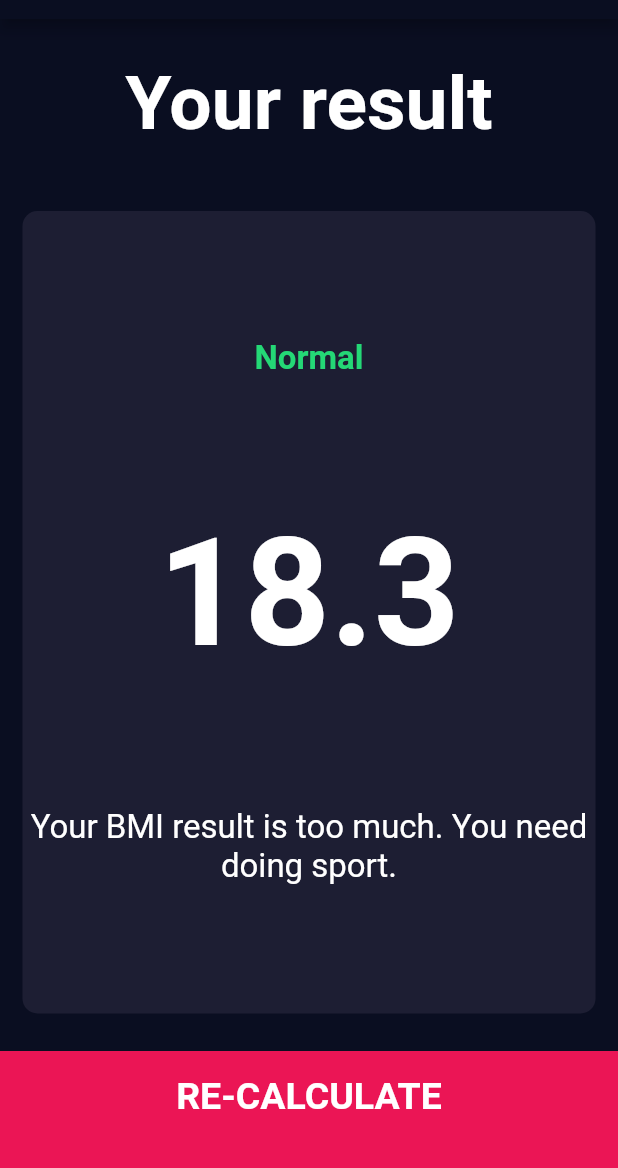
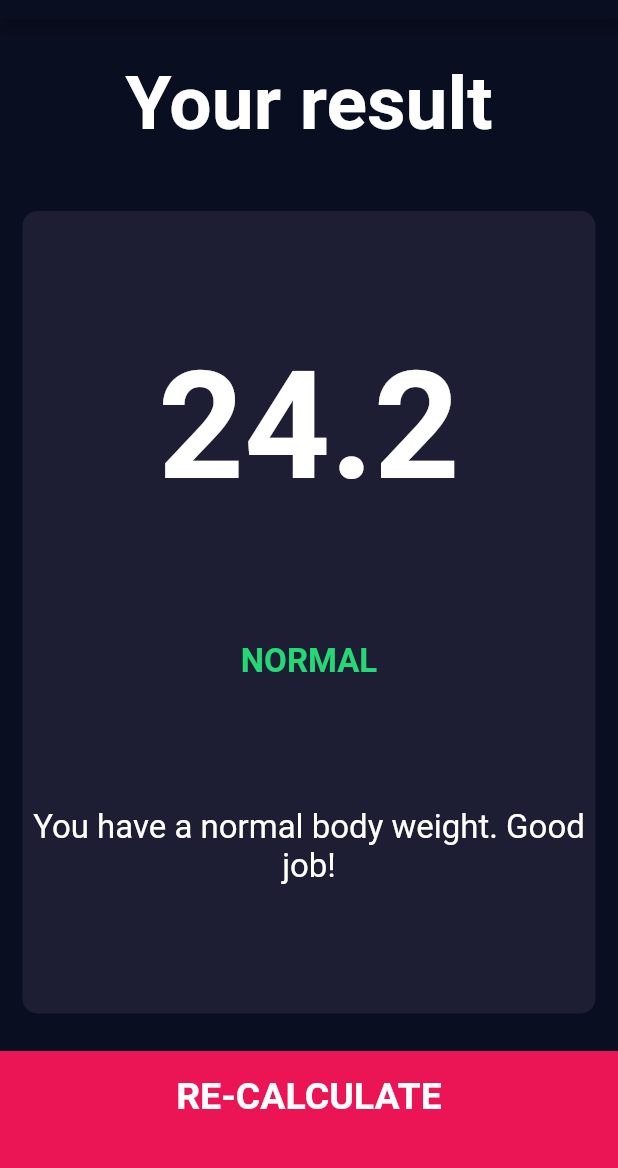
Before and after one commit to jepisti/bmi_calculator, a Flutter app: the screen it shows after launch, after a tap on "CALCULATE", on a phone screen of 412 x 824 dp, the part 65-1233 px from its top. Run offline on Flutter 3.47's test engine with Material 3 defaults, Android fonts, the phone set to English and light mode, and no system bars; our stand-ins replace font_awesome_flutter.

```diff
--- a/lib/calculator_brain.dart
+++ b/lib/calculator_brain.dart
@@ -0,0 +1,36 @@
+import 'dart:math';
+import 'package:flutter/material.dart';
+
+class CalculatorBrain {
+  CalculatorBrain({required this.height, required this.weight});
+
+  final int height;
+  final int weight;
+
+  double? _bmi;
+
+  String calculateBMI() {
+    _bmi = weight / pow(height / 100, 2);
+    return _bmi!.toStringAsFixed(1);
+  }
+
+  String getResult() {
+    if (_bmi! >= 25) {
+      return 'Overweight';
+    } else if (_bmi! > 18) {
+      return 'Normal';
+    } else {
+      return 'Underweight';
+    }
+  }
+
+  String getInterpretation() {
+    if (_bmi! >= 25) {
+      return 'You have a higher than normal body weight. Try to exercise more.';
+    } else if (_bmi! > 18.5) {
+      return 'You have a normal body weight. Good job!';
+    } else {
+      return 'You have a lower than normal body weight. You can eat a bit more.';
+    }
+  }
+}
--- a/lib/screens/input_page.dart
+++ b/lib/screens/input_page.dart
@@ -1,3 +1,4 @@
+import 'package:bmi_calculator/calculator_brain.dart';
 import 'package:bmi_calculator/screens/results_page.dart';
 import 'package:bmi_calculator/components/round_icon_button.dart';
 import 'package:flutter/material.dart';
@@ -213,10 +214,16 @@ class _InputPageState extends State<InputPage> {
           BottomButton(
             buttonTitle: 'CALCULATE',
             onTap: () {
+              CalculatorBrain calc =
+                  CalculatorBrain(height: height, weight: weight);
               Navigator.push(
                 context,
                 MaterialPageRoute(
-                  builder: (context) => const ResultsPage(),
+                  builder: (context) => ResultsPage(
+                    bmiResult: calc.calculateBMI(),
+                    resultText: calc.getResult(),
+                    interpretation: calc.getInterpretation(),
+                  ),
                 ),
               );
             },
--- a/lib/screens/results_page.dart
+++ b/lib/screens/results_page.dart
@@ -5,7 +5,15 @@ import 'package:flutter/material.dart';
 import 'package:bmi_calculator/components/bottom_button.dart';
 
 class ResultsPage extends StatelessWidget {
-  const ResultsPage({super.key});
+  const ResultsPage(
+      {super.key,
+      required this.bmiResult,
+      required this.resultText,
+      required this.interpretation});
+
+  final String bmiResult;
+  final String resultText;
+  final String interpretation;
 
   @override
   Widget build(BuildContext context) {
@@ -25,7 +33,7 @@ class ResultsPage extends StatelessWidget {
               ),
             ),
           ),
-          const Expanded(
+          Expanded(
             flex: 5,
             child: ReusableCard(
               colour: kCardColorCode,
@@ -34,15 +42,15 @@ class ResultsPage extends StatelessWidget {
                 crossAxisAlignment: CrossAxisAlignment.center,
                 children: [
                   Text(
-                    'Normal',
+                    bmiResult,
+                    style: kBMITextStyle,
+                  ),
+                  Text(
+                    resultText.toUpperCase(),
                     style: kResultTextStyle,
                   ),
                   Text(
-                    '18.3',
-                    style: kBMITextStyle,
-                  ),
-                  Text(
-                    'Your BMI result is too much. You need doing sport.',
+                    interpretation,
                     textAlign: TextAlign.center,
                     style: kBodyTextStyle,
                   ),
```
